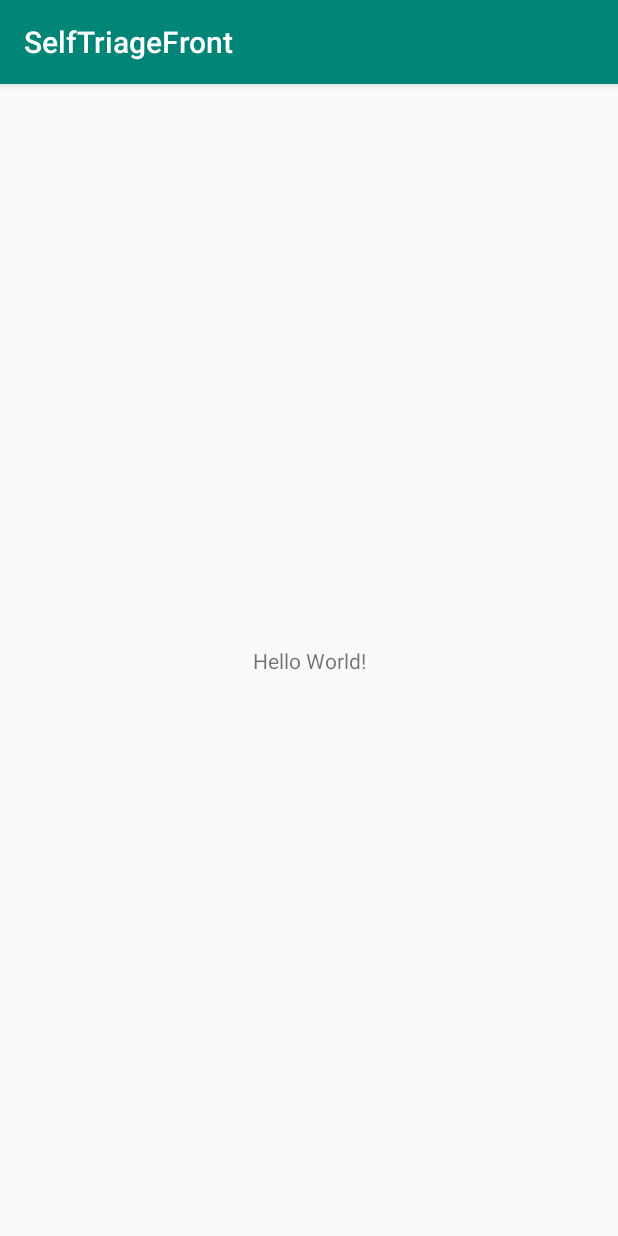
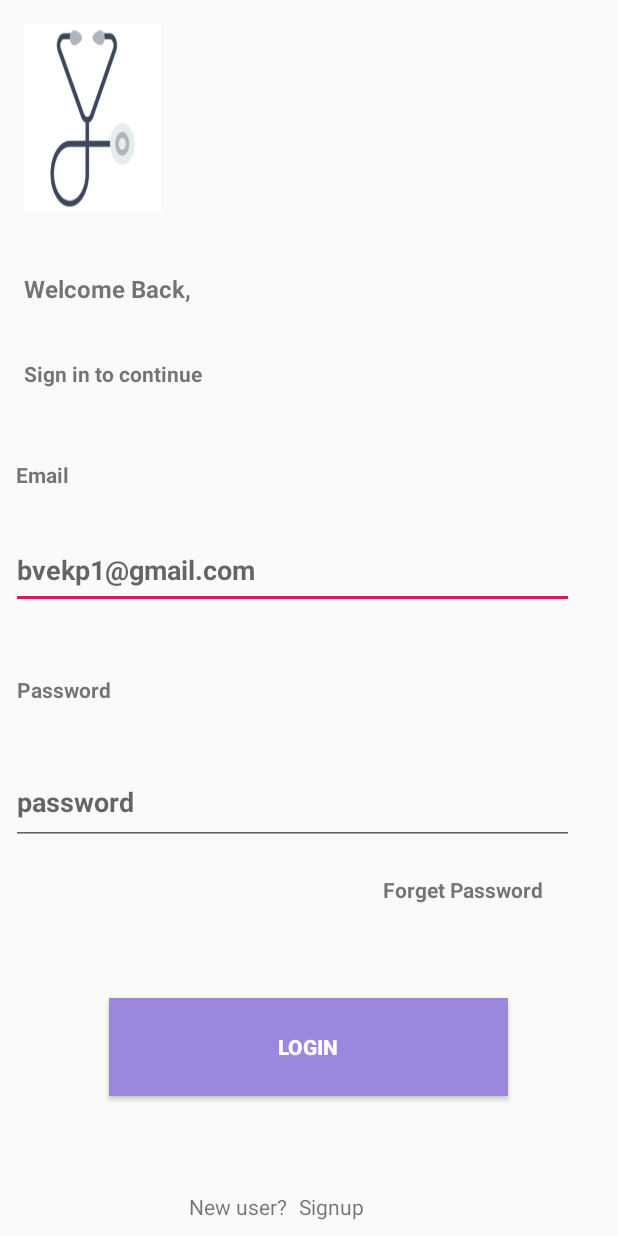
Before and after one commit to Bvekv1/SelfTriageFront, an Android app: the screen it shows after launch (MainActivity before the commit, LoginActivity after it), on a phone screen of 412 x 824 dp. Run offline under Robolectric (Android 15) with nearby library versions, the phone set to English and light mode, and no system bars.

Commit message:
login api connected

```diff
--- a/app/build.gradle
+++ b/app/build.gradle
@@ -23,7 +23,13 @@ dependencies {
     implementation fileTree(dir: 'libs', include: ['*.jar'])
     implementation 'androidx.appcompat:appcompat:1.0.2'
     implementation 'androidx.constraintlayout:constraintlayout:1.1.3'
+    implementation 'com.google.android.material:material:1.0.0'
+    implementation 'androidx.annotation:annotation:1.0.2'
+    implementation 'androidx.lifecycle:lifecycle-extensions:2.0.0'
     testImplementation 'junit:junit:4.12'
     androidTestImplementation 'androidx.test.ext:junit:1.1.0'
     androidTestImplementation 'androidx.test.espresso:espresso-core:3.1.1'
+    implementation 'com.squareup.retrofit2:retrofit:2.5.0'
+    implementation 'com.squareup.retrofit2:converter-gson:2.5.0'
+    implementation 'com.google.code.gson:gson:2.8.5'
 }
--- /dev/null
+++ b/app/src/main/java/com/bibek/selftriagefront/LoginRegister/LoginActivity.java
@@ -0,0 +1,48 @@
+package com.bibek.selftriagefront.LoginRegister;
+
+import androidx.appcompat.app.AppCompatActivity;
+
+import android.content.Intent;
+import android.os.Bundle;
+import android.view.View;
+import android.widget.Button;
+import android.widget.EditText;
+import android.widget.Toast;
+
+import com.bibek.selftriagefront.BBL.LoginLogic;
+import com.bibek.selftriagefront.R;
+import com.bibek.selftriagefront.StrictMode.StrictModeClass;
+
+public class LoginActivity extends AppCompatActivity {
+    EditText etEmail, etPassword;
+    Button btnSignin;
+    @Override
+    protected void onCreate(Bundle savedInstanceState) {
+        super.onCreate(savedInstanceState);
+        setContentView(R.layout.activity_login);
+        etEmail = findViewById(R.id.etUserName);
+        etPassword = findViewById(R.id.etPassword);
+        btnSignin = findViewById(R.id.btnSignin);
+        btnSignin.setOnClickListener(new View.OnClickListener() {
+            @Override
+            public void onClick(View v) {
+                StrictModeClass.StrictMode();
+        LoginLogic loginLogic = new LoginLogic();
+        if(loginLogic.checkUser(etEmail.getText().toString(),etPassword.getText().toString()) == true){
+
+            Toast.makeText(LoginActivity.this,"Login Sucess", Toast.LENGTH_SHORT).show();
+        }
+//                Sign();
+//                Toast.makeText(LoginActivity.this,"Login Sucess", Toast.LENGTH_SHORT).show();
+            }
+        });
+    }
+
+//    private void Sign() {
+//        StrictModeClass.StrictMode();
+//        LoginLogic loginLogic = new LoginLogic();
+//        if(loginLogic.checkUser(etUserName.getText().toString(),etPassword.getText().toString()) == true){
+//            Toast.makeText(LoginActivity.this,"Login Sucess", Toast.LENGTH_SHORT).show();
+//        }
+//    }
+}
--- /dev/null
+++ b/app/src/main/res/layout/activity_login.xml
@@ -0,0 +1,148 @@
+<?xml version="1.0" encoding="utf-8"?>
+<androidx.constraintlayout.widget.ConstraintLayout xmlns:android="http://schemas.android.com/apk/res/android"
+    xmlns:app="http://schemas.android.com/apk/res-auto"
+    xmlns:tools="http://schemas.android.com/tools"
+    android:layout_width="match_parent"
+    android:layout_height="match_parent"
+    tools:context=".LoginRegister.LoginActivity">
+
+    <ImageView
+        android:id="@+id/imageView2"
+        android:layout_width="91dp"
+        android:layout_height="125dp"
+        android:layout_marginTop="16dp"
+        android:scaleType="fitXY"
+        android:src="@drawable/ic_launcher_stethoscopes"
+        app:layout_constraintEnd_toEndOf="parent"
+        app:layout_constraintHorizontal_bias="0.05"
+        app:layout_constraintStart_toStartOf="parent"
+        app:layout_constraintTop_toTopOf="parent" />
+
+    <TextView
+        android:id="@+id/textOne"
+        android:layout_width="wrap_content"
+        android:layout_height="wrap_content"
+        android:layout_marginTop="40dp"
+        android:text="@string/textOne"
+        android:textSize="16sp"
+        android:textStyle="bold"
+        app:layout_constraintEnd_toEndOf="parent"
+        app:layout_constraintHorizontal_bias="0.053"
+        app:layout_constraintStart_toStartOf="parent"
+        app:layout_constraintTop_toBottomOf="@+id/imageView2" />
+
+    <TextView
+        android:id="@+id/textTwo"
+        android:layout_width="wrap_content"
+        android:layout_height="wrap_content"
+        android:layout_marginTop="36dp"
+        android:text="@string/textTwo"
+        android:textStyle="bold"
+        app:layout_constraintEnd_toEndOf="parent"
+        app:layout_constraintHorizontal_bias="0.054"
+        app:layout_constraintStart_toStartOf="parent"
+        app:layout_constraintTop_toBottomOf="@+id/textOne" />
+
+    <TextView
+        android:id="@+id/textthree"
+        android:layout_width="wrap_content"
+        android:layout_height="wrap_content"
+        android:layout_marginTop="48dp"
+        android:text="@string/prompt_email"
+        android:textStyle="bold"
+        app:layout_constraintEnd_toEndOf="parent"
+        app:layout_constraintHorizontal_bias="0.029"
+        app:layout_constraintStart_toStartOf="parent"
+        app:layout_constraintTop_toBottomOf="@+id/textTwo" />
+
+    <EditText
+        android:id="@+id/etUserName"
+        android:layout_width="375dp"
+        android:layout_height="52dp"
+        android:layout_marginTop="28dp"
+        android:ems="10"
+        android:hint="bvekp1@gmail.com"
+        android:inputType="textPersonName"
+        android:textStyle="bold"
+        app:layout_constraintEnd_toEndOf="parent"
+        app:layout_constraintHorizontal_bias="0.194"
+        app:layout_constraintStart_toStartOf="parent"
+        app:layout_constraintTop_toBottomOf="@+id/textthree" />
+
+    <TextView
+        android:id="@+id/txtFour"
+        android:layout_width="76dp"
+        android:layout_height="24dp"
+        android:layout_marginTop="44dp"
+        android:text="@string/prompt_password"
+        android:textStyle="bold"
+        app:layout_constraintEnd_toEndOf="parent"
+        app:layout_constraintHorizontal_bias="0.034"
+        app:layout_constraintStart_toStartOf="parent"
+        app:layout_constraintTop_toBottomOf="@+id/etUserName" />
+
+    <EditText
+        android:id="@+id/etPassword"
+        android:layout_width="375dp"
+        android:layout_height="57dp"
+        android:layout_marginTop="32dp"
+        android:ems="10"
+        android:hint="password"
+        android:inputType="textPassword"
+        android:textStyle="bold"
+        app:layout_constraintEnd_toEndOf="parent"
+        app:layout_constraintHorizontal_bias="0.194"
+        app:layout_constraintStart_toStartOf="parent"
+        app:layout_constraintTop_toBottomOf="@+id/txtFour" />
+
+    <TextView
+        android:id="@+id/txtFive"
+        android:layout_width="127dp"
+        android:layout_height="22dp"
+        android:layout_marginTop="20dp"
+        android:text="@string/textFive"
+        android:textStyle="bold"
+        app:layout_constraintEnd_toEndOf="parent"
+        app:layout_constraintHorizontal_bias="0.897"
+        app:layout_constraintStart_toStartOf="parent"
+        app:layout_constraintTop_toBottomOf="@+id/etPassword" />
+
+    <Button
+        android:id="@+id/btnSignin"
+        android:layout_width="266dp"
+        android:layout_height="65dp"
+        android:layout_marginTop="60dp"
+        android:background="#9b88de"
+        android:text="@string/btnText"
+        android:textColor="@color/btnTxtColor"
+        android:textStyle="bold"
+        app:layout_constraintEnd_toEndOf="parent"
+        app:layout_constraintHorizontal_bias="0.496"
+        app:layout_constraintStart_toStartOf="parent"
+        app:layout_constraintTop_toBottomOf="@+id/txtFive" />
+
+    <TextView
+        android:id="@+id/txtSix"
+        android:layout_width="wrap_content"
+        android:layout_height="wrap_content"
+        android:layout_marginStart="80dp"
+        android:layout_marginTop="64dp"
+        android:text="@string/textSix"
+        app:layout_constraintEnd_toEndOf="parent"
+        app:layout_constraintHorizontal_bias="0.172"
+        app:layout_constraintStart_toStartOf="parent"
+        app:layout_constraintTop_toBottomOf="@+id/btnSignin" />
+
+    <TextView
+        android:id="@+id/txtSeven"
+        android:layout_width="wrap_content"
+        android:layout_height="wrap_content"
+        android:layout_marginTop="64dp"
+        android:text="@string/textSevem"
+        app:layout_constraintEnd_toEndOf="parent"
+        app:layout_constraintHorizontal_bias="0.044"
+        app:layout_constraintStart_toEndOf="@+id/txtSix"
+        app:layout_constraintTop_toBottomOf="@+id/btnSignin" />
+
+
+</androidx.constraintlayout.widget.ConstraintLayout>
--- a/app/src/main/res/values/colors.xml
+++ b/app/src/main/res/values/colors.xml
@@ -3,4 +3,6 @@
     <color name="colorPrimary">#008577</color>
     <color name="colorPrimaryDark">#00574B</color>
     <color name="colorAccent">#D81B60</color>
+    <color name="colorBackGround">#333C46</color>
+    <color name="btnTxtColor">#FFFFFF</color>
 </resources>
--- /dev/null
+++ b/app/src/main/res/values/dimens.xml
@@ -0,0 +1,5 @@
+<resources>
+    <!-- Default screen margins, per the Android Design guidelines. -->
+    <dimen name="activity_horizontal_margin">16dp</dimen>
+    <dimen name="activity_vertical_margin">16dp</dimen>
+</resources>
--- a/app/src/main/res/values/strings.xml
+++ b/app/src/main/res/values/strings.xml
@@ -1,3 +1,18 @@
 <resources>
     <string name="app_name">SelfTriageFront</string>
+    <string name="title_activity_login">Sign in</string>
+    <string name="prompt_email">Email</string>
+    <string name="prompt_password">Password</string>
+    <string name="action_sign_in">Sign in or register</string>
+    <string name="action_sign_in_short">Sign in</string>
+    <string name="welcome">"Welcome !"</string>
+    <string name="invalid_username">Not a valid username</string>
+    <string name="invalid_password">Password must be >5 characters</string>
+    <string name="login_failed">"Login failed"</string>
+    <string name="textOne">Welcome Back,</string>
+    <string name="textTwo">Sign in to continue</string>
+    <string name="textFive">Forget Password</string>
+    <string name="btnText">Login</string>
+    <string name="textSix">New user?</string>
+    <string name="textSevem">Signup</string>
 </resources>
--- a/app/src/main/res/values/styles.xml
+++ b/app/src/main/res/values/styles.xml
@@ -1,7 +1,7 @@
 <resources>
 
     <!-- Base application theme. -->
-    <style name="AppTheme" parent="Theme.AppCompat.Light.DarkActionBar">
+    <style name="AppTheme" parent="Theme.AppCompat.Light.NoActionBar">
         <!-- Customize your theme here. -->
         <item name="colorPrimary">@color/colorPrimary</item>
         <item name="colorPrimaryDark">@color/colorPrimaryDark</item>
```
Also changed, not shown: app/src/main/AndroidManifest.xml (+10 -2 lines), app/src/main/java/com/bibek/selftriagefront/API/SelfTriageAPI.java (added, +19 -0 lines), app/src/main/java/com/bibek/selftriagefront/BBL/LoginLogic.java (added, +38 -0 lines), app/src/main/java/com/bibek/selftriagefront/SignUpResponse/SignUpResponse.java (added, +26 -0 lines), app/src/main/java/com/bibek/selftriagefront/StrictMode/StrictModeClass.java (added, +10 -0 lines), app/src/main/java/com/bibek/selftriagefront/URL/URL.java (added, +16 -0 lines), app/src/main/java/com/bibek/selftriagefront/model/Users.java (added, +37 -0 lines), app/src/main/res/drawable/ic_launcher_stethoscopes.png (added).
